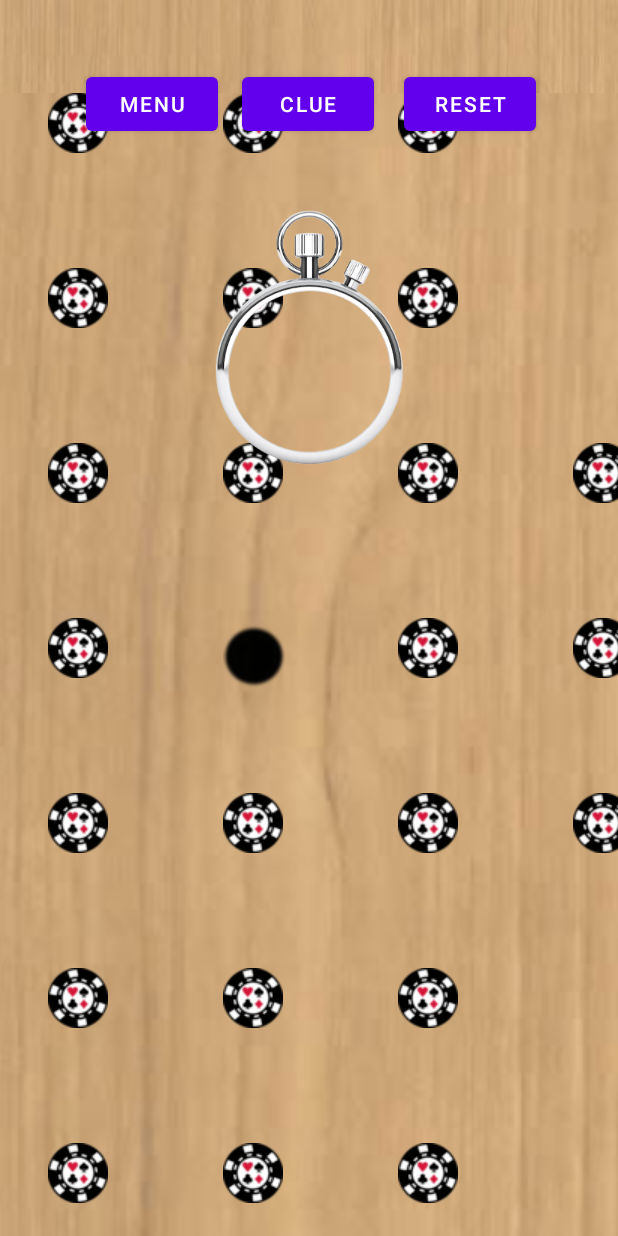
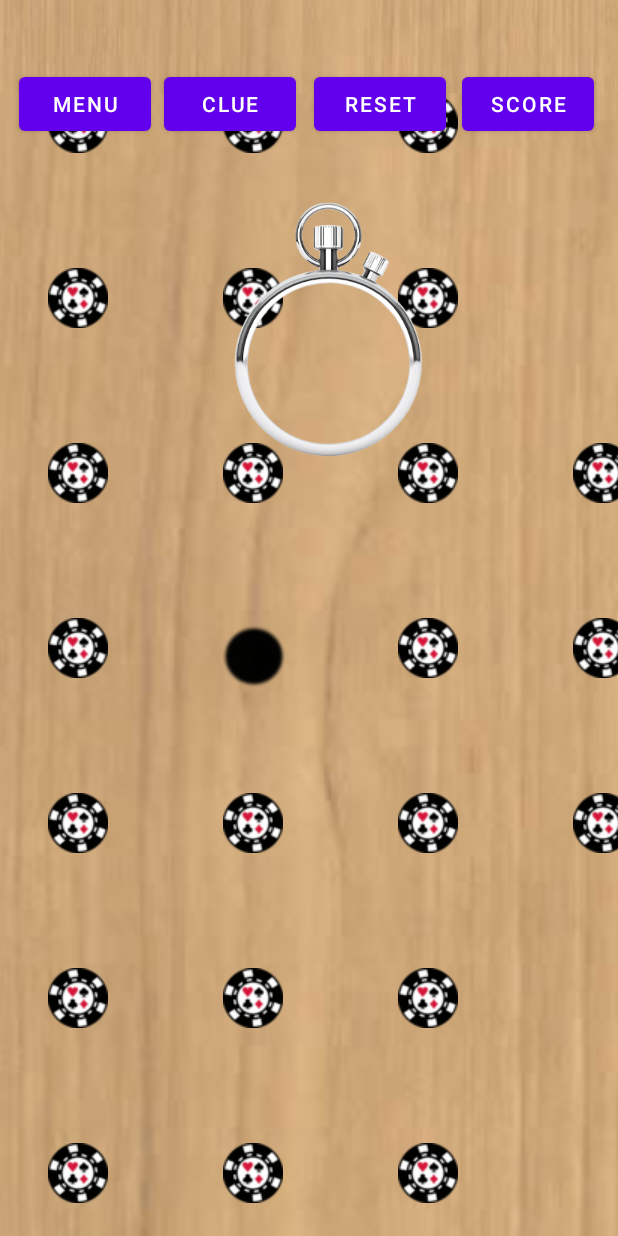
Before and after one commit to NotAnto98/AppappSenku, an Android app: the MainActivity screen opened directly, with no data from a screen before it, on a phone screen of 412 x 824 dp. Run offline under Robolectric (Android 15) with nearby library versions, the phone set to English and light mode, and no system bars.

Commit message:
score,botones, y toast

```diff
--- a/app/src/main/java/com/example/appsenku/MainActivity.java
+++ b/app/src/main/java/com/example/appsenku/MainActivity.java
@@ -11,12 +11,14 @@ import android.util.Log;
 import android.view.View;
 import android.widget.Button;
 import android.widget.Chronometer;
+import android.widget.TextView;
 
 
 public class MainActivity extends AppCompatActivity {
 
     @Override
     protected void onCreate(Bundle savedInstanceState) {
+
         super.onCreate(savedInstanceState);
         setContentView(R.layout.activity_main);
         getSupportActionBar().hide();
@@ -29,6 +31,9 @@ public class MainActivity extends AppCompatActivity {
         t.invalidate();
 
         Button info = findViewById(R.id.button4);
+
+
+
         info.setOnClickListener(new View.OnClickListener() {
             @Override
             public void onClick(View v) {
@@ -37,25 +42,51 @@ public class MainActivity extends AppCompatActivity {
             }
         });
 
+
         Button clue = findViewById(R.id.clue);
         clue.setOnClickListener(new View.OnClickListener() {
             @Override
             public void onClick(View view) {
                 Tablero t = (Tablero) findViewById(R.id.tablero6);
                 t.movimientosPista();
+
+
+
+
             }
+
+
         });
 
+
+
+
+
+
+
         Button reset = findViewById(R.id.reset);
+        Button scoreB = findViewById(R.id.score);
+        scoreB.setOnClickListener(new View.OnClickListener() {
+                                     public void onClick(View v) {
+                                         AlertDialog.Builder alerta = new AlertDialog.Builder(MainActivity.this);
+                                         alerta.setMessage("SU PUNTUACIÓN HASTA EL MOMENTO:  "+ t.puntuacion+ " puntos").setCancelable(true);
+                                         AlertDialog titulo = alerta.create();
+                                         titulo.setTitle("PUNTUACIÓN");
+                                         titulo.show();
+                                     }
+
+                                 });
         reset.setOnClickListener(new View.OnClickListener() {
             public void onClick(View v){
                 AlertDialog.Builder alerta = new AlertDialog.Builder(MainActivity.this);
-                alerta.setMessage("¿Está seguro de que desea reiniciar el juego?").setCancelable(false)
+                alerta.setMessage("¿Está seguro de que desea reiniciar el juego?").setCancelable(true)
                         .setPositiveButton("Sí", new DialogInterface.OnClickListener() {
                             @Override
                             public void onClick(DialogInterface dialogInterface, int i) {
                                 Tablero t = (Tablero) findViewById(R.id.tablero6);
                                 t.full_reset();
+                                //Log.d("score", "onCreate: "+scr);
+
                                 simpleChronometer.setBase(SystemClock.elapsedRealtime());
                                 t.invalidate();
 
@@ -76,13 +107,14 @@ public class MainActivity extends AppCompatActivity {
 
         Tablero t1 = (Tablero) findViewById(R.id.tablero6);
         Log.d("asd", "asd" + t1.gameOver());
+
         if(t1.partidaGanada()){
 
         }
 
         else if(t1.gameOver()){
 
-            AlertDialog.Builder builder = new AlertDialog.Builder(MainActivity.this).setCancelable(false);
+            AlertDialog.Builder builder = new AlertDialog.Builder(MainActivity.this).setCancelable(true);
             builder.setTitle("Enhorabuena, has ganado!!!!");
             builder.setMessage("Pulsa abajo para reiniciar la partida");
             builder.setPositiveButton("Reiniciar", new DialogInterface.OnClickListener() {
--- a/app/src/main/res/layout/activity_main.xml
+++ b/app/src/main/res/layout/activity_main.xml
@@ -31,7 +31,7 @@
         android:text="Clue"
         app:layout_constraintBottom_toBottomOf="parent"
         app:layout_constraintEnd_toEndOf="parent"
-        app:layout_constraintHorizontal_bias="0.498"
+        app:layout_constraintHorizontal_bias="0.337"
         app:layout_constraintStart_toStartOf="parent"
         app:layout_constraintTop_toTopOf="parent"
         app:layout_constraintVertical_bias="0.058" />
@@ -43,7 +43,7 @@
         android:text="Menu"
         app:layout_constraintBottom_toBottomOf="parent"
         app:layout_constraintEnd_toEndOf="parent"
-        app:layout_constraintHorizontal_bias="0.176"
+        app:layout_constraintHorizontal_bias="0.04"
         app:layout_constraintStart_toStartOf="parent"
         app:layout_constraintTop_toTopOf="parent"
         app:layout_constraintVertical_bias="0.058" />
@@ -67,7 +67,7 @@
         android:text="Reset"
         app:layout_constraintBottom_toBottomOf="parent"
         app:layout_constraintEnd_toEndOf="parent"
-        app:layout_constraintHorizontal_bias="0.832"
+        app:layout_constraintHorizontal_bias="0.647"
         app:layout_constraintStart_toStartOf="parent"
         app:layout_constraintTop_toTopOf="parent"
         app:layout_constraintVertical_bias="0.058" />
@@ -90,9 +90,21 @@
         android:layout_height="328dp"
         app:layout_constraintBottom_toBottomOf="parent"
         app:layout_constraintEnd_toEndOf="parent"
+        app:layout_constraintHorizontal_bias="0.573"
         app:layout_constraintStart_toStartOf="parent"
         app:layout_constraintTop_toTopOf="parent"
-        app:layout_constraintVertical_bias="0.131"
+        app:layout_constraintVertical_bias="0.119"
         app:srcCompat="@drawable/cronosin" />
 
+    <Button
+        android:id="@+id/score"
+        android:layout_width="wrap_content"
+        android:layout_height="wrap_content"
+        android:layout_marginEnd="16dp"
+        android:text="SCORE"
+        app:layout_constraintBottom_toBottomOf="parent"
+        app:layout_constraintEnd_toEndOf="parent"
+        app:layout_constraintTop_toTopOf="parent"
+        app:layout_constraintVertical_bias="0.058" />
+
 </androidx.constraintlayout.widget.ConstraintLayout>
```
Also changed, not shown: app/src/main/java/com/example/appsenku/Tablero.java (+42 -0 lines).
